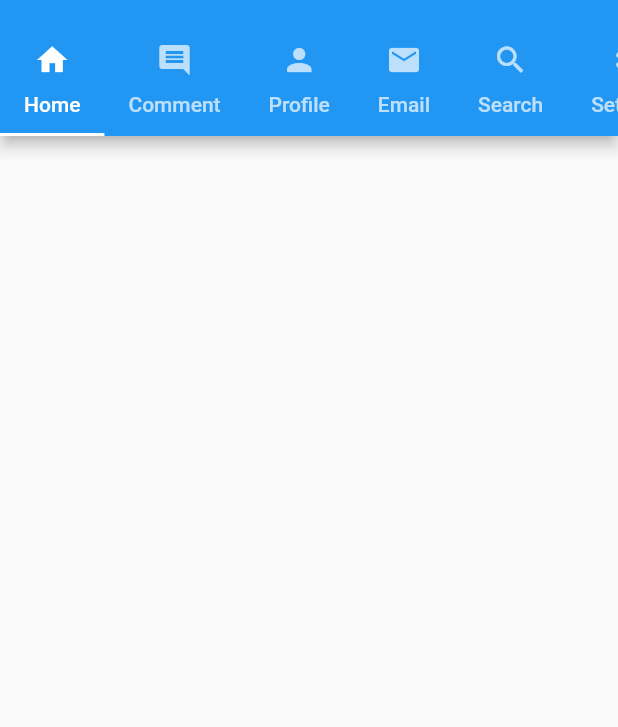
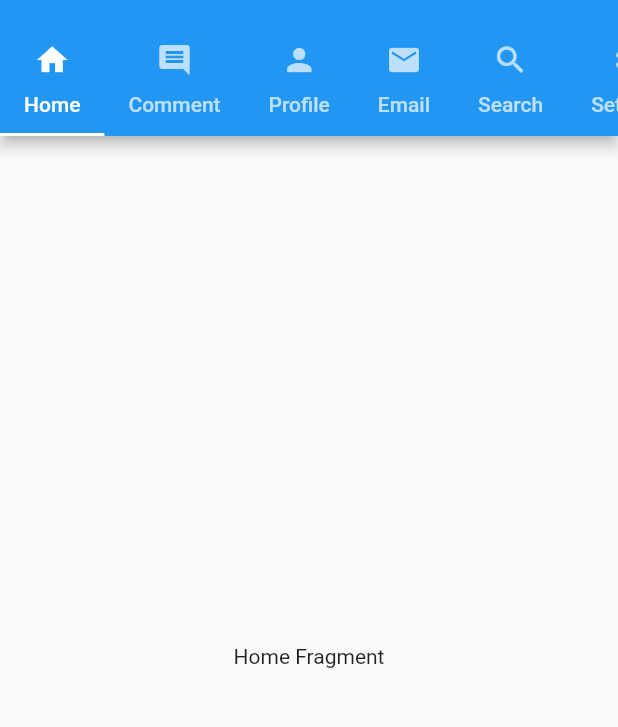
Before and after one commit to EusufUddin8926/Tab-Bar-Demo, a Flutter app: the screen it shows after launch, on a phone screen of 412 x 824 dp, the part 59-786 px from its top. Run offline on Flutter 3.47's test engine with Material 2 defaults, Android fonts, the phone set to English and light mode, and no system bars.

Commit message:
Add TabBar with Fragment

```diff
--- /dev/null
+++ b/lib/Fragment/HomeFragment.dart
@@ -0,0 +1,17 @@
+import 'package:flutter/material.dart';
+
+class HomeFragment extends StatelessWidget{
+  const HomeFragment({super.key});
+
+  @override
+  Widget build(BuildContext context) {
+   return Scaffold(
+     body: Container(
+      child: Center(
+        child: Text("Home Fragment"),
+      ),
+     ),
+   );
+  }
+
+}
--- a/lib/main.dart
+++ b/lib/main.dart
@@ -1,5 +1,15 @@
 import 'package:flutter/cupertino.dart';
 import 'package:flutter/material.dart';
+
+import 'Fragment/AlarmFragment.dart';
+import 'Fragment/CommentFragment.dart';
+import 'Fragment/EmailFragment.dart';
+import 'Fragment/HomeFragment.dart';
+import 'Fragment/ProfileFragment.dart';
+import 'Fragment/SearchFragment.dart';
+import 'Fragment/SettingsFragment.dart';
+import 'Fragment/TimeFragment.dart';
+
 
 void main() {
   runApp(MyApp());
@@ -41,6 +51,18 @@ class TabBarDemo extends StatelessWidget {
               ],
             ),
           ),
+          body: TabBarView(
+            children: [
+              HomeFragment(),
+              CommentFragment(),
+              ProfileFragment(),
+              EmailFragment(),
+              SearchFragment(),
+              SettingsFragment(),
+              AlarmFragment(),
+              TimeFragment()
+            ],
+          ),
         ));
   }
 }
```
Also changed, not shown: lib/Fragment/AlarmFragment.dart (added, +18 -0 lines), lib/Fragment/CommentFragment.dart (added, +18 -0 lines), lib/Fragment/EmailFragment.dart (added, +18 -0 lines), lib/Fragment/ProfileFragment.dart (added, +18 -0 lines), lib/Fragment/SearchFragment.dart (added, +18 -0 lines), lib/Fragment/SettingsFragment.dart (added, +18 -0 lines), lib/Fragment/TimeFragment.dart (added, +18 -0 lines).
